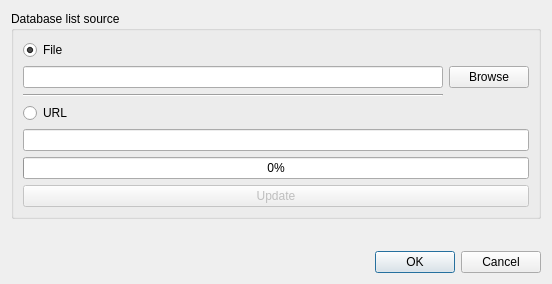
This is src/configui.ui in ibre5041/OraPassGen as Qt 5 draws it before an edit. The edited form follows.
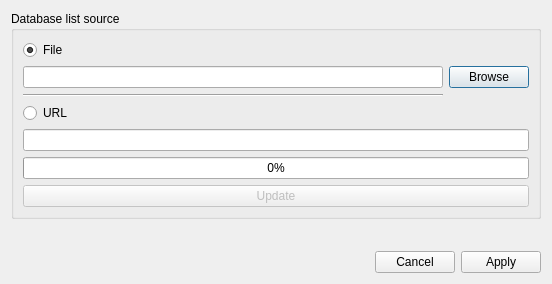
This is the edited form.

```diff
--- a/src/configui.ui
+++ b/src/configui.ui
@@ -126,7 +126,7 @@
       <enum>Qt::Horizontal</enum>
      </property>
      <property name="standardButtons">
-      <set>QDialogButtonBox::Cancel|QDialogButtonBox::Ok</set>
+      <set>QDialogButtonBox::Apply|QDialogButtonBox::Cancel</set>
      </property>
     </widget>
    </item>
```
Left out of the diff: 35 changed lines with no effect on the pictures.
